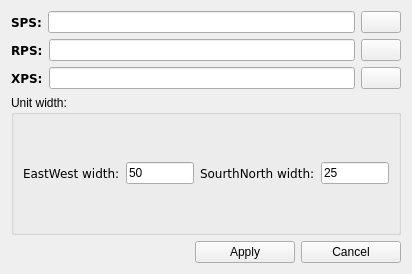
This is qjd_sps_openfile.ui in xtfllbl/Paint-SPS as Qt 5 draws it before an edit. The edited form follows.
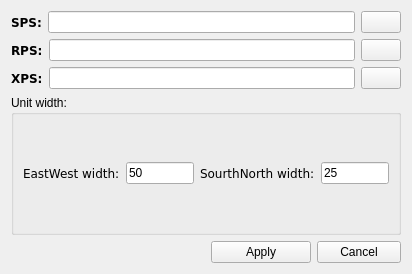
This is the edited form. Icons and pictures are not drawn.

What changed in the file:
```diff
--- a/qjd_sps_openfile.ui
+++ b/qjd_sps_openfile.ui
@@ -259,7 +259,7 @@
       <widget class="QPushButton" name="pushButton">
        <property name="minimumSize">
         <size>
-         <width>100</width>
+         <width>84</width>
          <height>0</height>
         </size>
        </property>
@@ -269,6 +269,9 @@
          <height>16777215</height>
         </size>
        </property>
+       <property name="styleSheet">
+        <string notr="true"/>
+       </property>
        <property name="text">
         <string>Cancel</string>
        </property>
```
Left out of the diff: 4 changed lines with no effect on the pictures.
